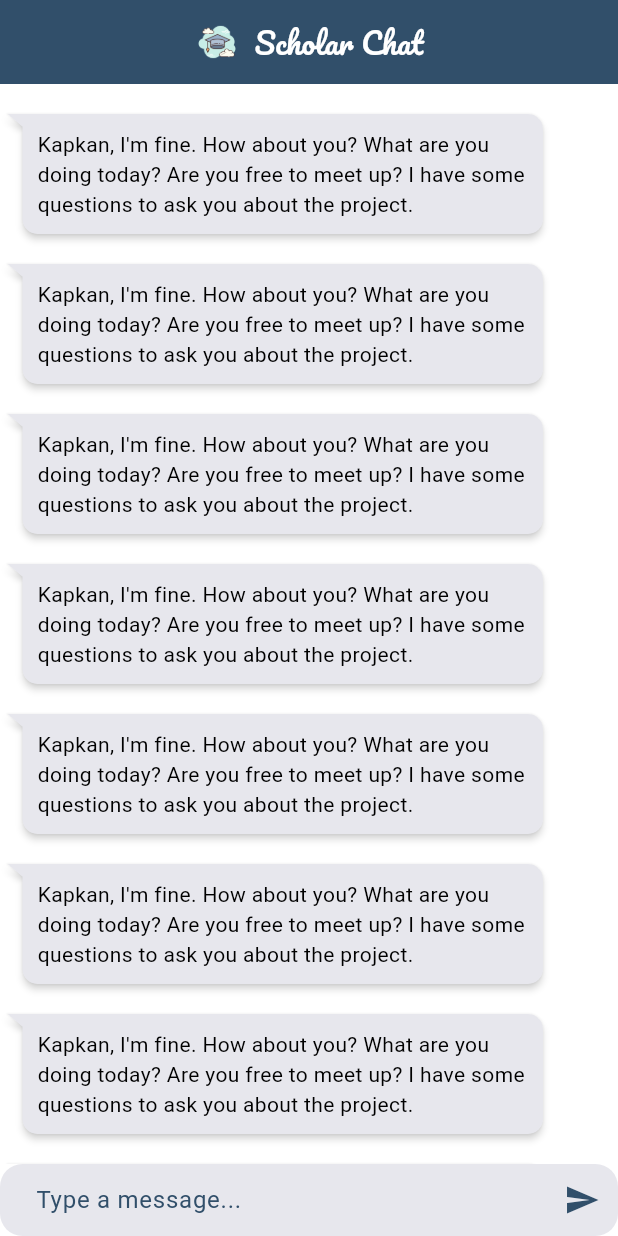
After one commit to YoussefShawky0/community_chat_app, a Flutter app: the HomePage screen opened by its route, on a phone screen of 412 x 824 dp. The commit adds this screen. Run offline on Flutter 3.47's test engine with Material 3 defaults, Android fonts, the phone set to English and light mode, and no system bars; drawn by our look-alikes of flutter_chat_bubble; our stand-ins replace firebase_auth, firebase_core, modal_progress_hud_nsn; accounts and stored records are empty.

Commit message:
Implement login and signup functionality with form validation and loading state; add home page and message sending feature

```diff
--- a/lib/constants.dart
+++ b/lib/constants.dart
@@ -1,3 +1,5 @@
 import 'package:flutter/material.dart';
 
 const Color kPrimaryColor = Color(0xFF314f6a);
+const Color kBackgroundColor = Color(0xffE7E7ED);
+const kLogo = 'assets/images/scholar.png';
--- /dev/null
+++ b/lib/helper/show_snack_bar.dart
@@ -0,0 +1,7 @@
+import 'package:flutter/material.dart';
+
+void showSnackBar(BuildContext context, String message) {
+    ScaffoldMessenger.of(
+      context,
+    ).showSnackBar(SnackBar(content: Text(message)));
+  }
--- a/lib/main.dart
+++ b/lib/main.dart
@@ -1,5 +1,6 @@
 import 'package:chat_app/constants.dart';
 import 'package:chat_app/firebase_options.dart';
+import 'package:chat_app/pages/home_page.dart';
 import 'package:chat_app/pages/login_page.dart';
 import 'package:chat_app/pages/signup_page.dart';
 import 'package:firebase_core/firebase_core.dart';
@@ -20,6 +21,7 @@ class ChatApp extends StatelessWidget {
       routes: {
         LoginPage.id: (context) => LoginPage(),
         SignupPage.id: (context) => SignupPage(),
+        HomePage.id: (context) => HomePage(),
       },
       initialRoute: LoginPage.id,
       debugShowCheckedModeBanner: false,
--- /dev/null
+++ b/lib/pages/home_page.dart
@@ -0,0 +1,63 @@
+import 'package:chat_app/constants.dart';
+import 'package:chat_app/widgets/send_message_box.dart';
+import 'package:flutter/material.dart';
+import 'package:flutter_chat_bubble/chat_bubble.dart';
+
+class HomePage extends StatefulWidget {
+  const HomePage({super.key});
+  static const String id = 'HomePage';
+
+  @override
+  State<HomePage> createState() => _HomePageState();
+}
+
+class _HomePageState extends State<HomePage> {
+  @override
+  Widget build(BuildContext context) {
+    return Scaffold(
+      backgroundColor: Colors.white,
+      appBar: AppBar(
+        title: Row(
+          mainAxisAlignment: MainAxisAlignment.center,
+          children: [
+            Image.asset(kLogo, width: 30, height: 30),
+            const SizedBox(width: 10),
+            const Text(
+              'Scholar Chat',
+              style: TextStyle(
+                fontSize: 20,
+                fontFamily: 'Pacifico',
+                color: Colors.white,
+              ),
+            ),
+          ],
+        ),
+        centerTitle: true,
+        backgroundColor: kPrimaryColor,
+        automaticallyImplyLeading: false,
+      ),
+      body: Column(
+        children: [
+          Expanded(
+            child: ListView.builder(
+              itemCount: 100,
+              itemBuilder: (context, index) {
+                return ChatBubble(
+                  clipper: ChatBubbleClipper1(type: BubbleType.receiverBubble),
+                  alignment: Alignment.topLeft,
+                  margin: const EdgeInsets.only(top: 20, right: 50, left: 5),
+                  backGroundColor: kBackgroundColor,
+                  child: const Text(
+                    "Kapkan, I'm fine. How about you? What are you doing today? Are you free to meet up? I have some questions to ask you about the project.",
+                    style: TextStyle(color: Colors.black),
+                  ),
+                );
+              },
+            ),
+          ),
+          SendMessageBox(),
+        ],
+      ),
+    );
+  }
+}
--- a/lib/widgets/custom_txt_field.dart
+++ b/lib/widgets/custom_txt_field.dart
@@ -1,7 +1,7 @@
 import 'package:flutter/material.dart';
 
-class CustomTextField extends StatelessWidget {
-  const CustomTextField({
+class CustomFormTextField extends StatelessWidget {
+  const CustomFormTextField({
     super.key,
     this.hintText,
     this.labelText,
--- /dev/null
+++ b/lib/widgets/send_message_box.dart
@@ -0,0 +1,35 @@
+import 'package:chat_app/constants.dart';
+import 'package:flutter/material.dart';
+
+class SendMessageBox extends StatelessWidget {
+  const SendMessageBox({super.key});
+
+  @override
+  Widget build(BuildContext context) {
+    return TextField(
+      decoration: InputDecoration(
+        suffixIcon: IconButton(
+          onPressed: () {},
+          icon: const Icon(Icons.send, color: kPrimaryColor),
+        ),
+        hintText: 'Type a message...',
+        hintStyle: const TextStyle(color: kPrimaryColor, fontSize: 16),
+        filled: true,
+        fillColor: kBackgroundColor,
+        enabledBorder: OutlineInputBorder(
+          borderRadius: BorderRadius.circular(15),
+          borderSide: BorderSide.none,
+        ),
+        focusedBorder: OutlineInputBorder(
+          borderRadius: BorderRadius.circular(15),
+          borderSide: BorderSide.none,
+        ),
+        border: OutlineInputBorder(
+          borderRadius: BorderRadius.circular(15),
+          borderSide: BorderSide.none,
+        ),
+        contentPadding: const EdgeInsets.symmetric(horizontal: 20),
+      ),
+    );
+  }
+}
--- a/pubspec.yaml
+++ b/pubspec.yaml
@@ -12,6 +12,7 @@ dependencies:
   firebase_core: ^3.13.0
   firebase_auth: ^5.5.3
   modal_progress_hud_nsn: ^0.5.1
+  flutter_chat_bubble: ^2.0.2
 
 dev_dependencies:
   flutter_test:
```
Also changed, not shown: lib/pages/login_page.dart (+86 -6 lines), lib/pages/signup_page.dart (+47 -32 lines), pubspec.lock.
